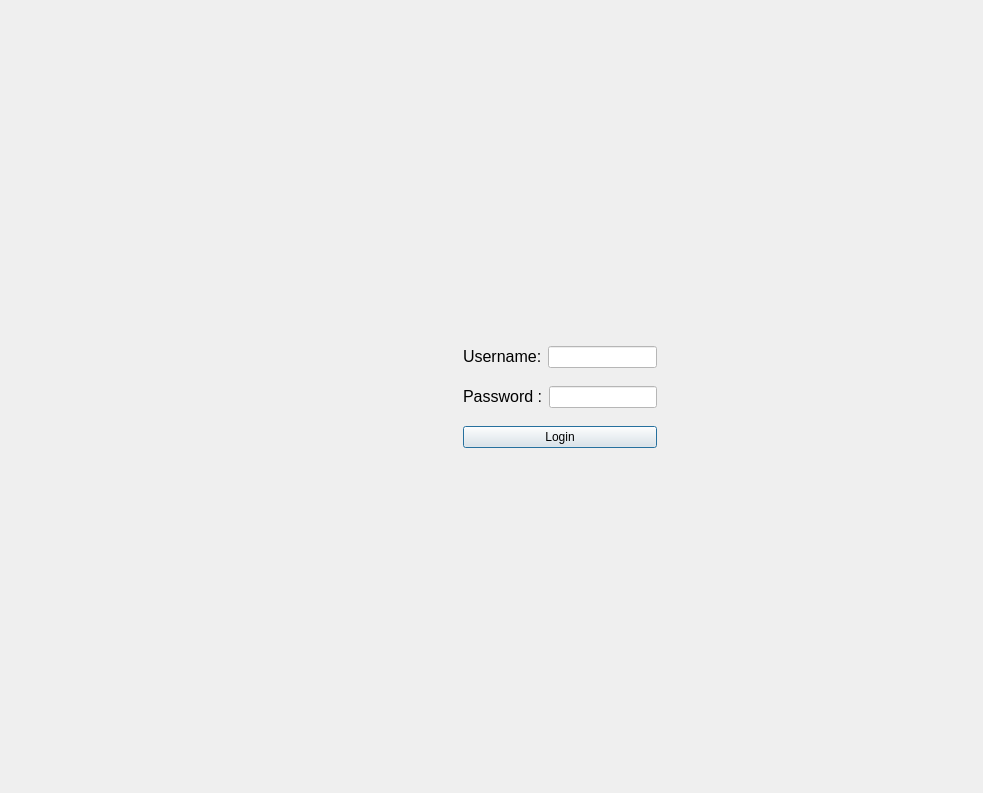
SyndicateLabs/SyndicateQT, file src/qt/forms/loginportal.ui: the form before one commit.
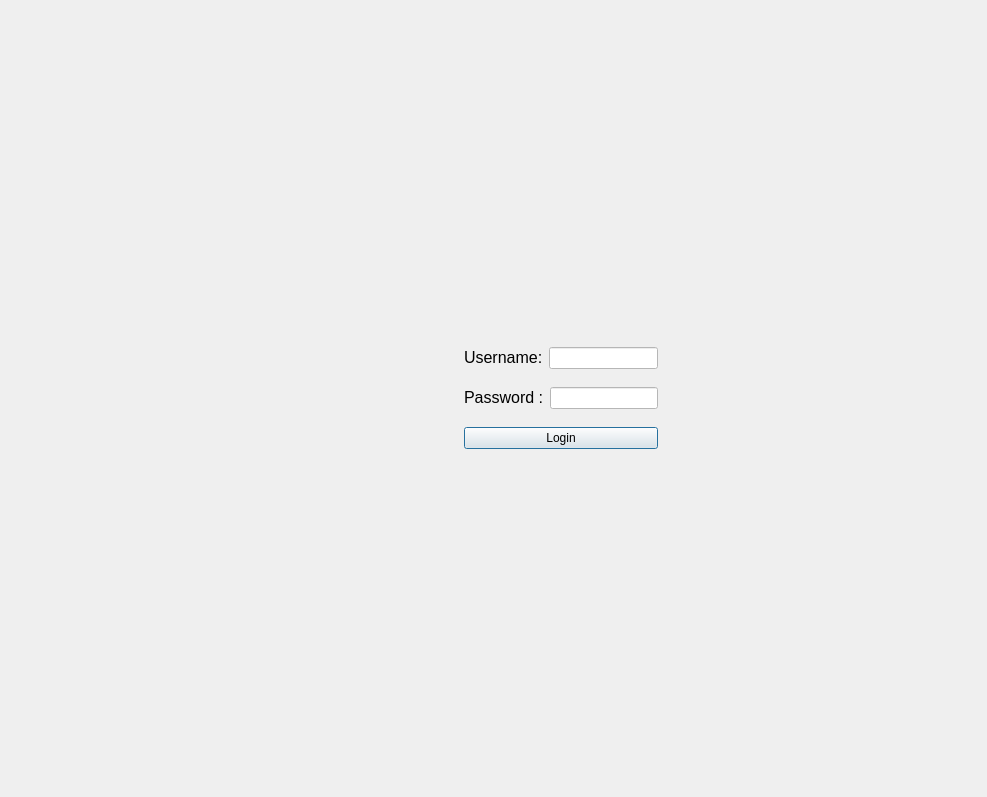
The form after the commit. The open tabs and pages were chosen to show the change. Icons and pictures are not drawn.

The edit to the form file:
```diff
--- a/src/qt/forms/loginportal.ui
+++ b/src/qt/forms/loginportal.ui
@@ -13,15 +13,9 @@
   <property name="windowTitle">
    <string>Dialog</string>
   </property>
+  <layout class="QGridLayout" name="gridLayout_2">
+   <item row="0" column="0">
   <widget class="QStackedWidget" name="stackedWidget">
-   <property name="geometry">
-    <rect>
-     <x>10</x>
-     <y>10</y>
-     <width>965</width>
-     <height>775</height>
-    </rect>
-   </property>
    <property name="sizePolicy">
     <sizepolicy hsizetype="Preferred" vsizetype="Preferred">
      <horstretch>0</horstretch>
@@ -320,6 +314,8 @@
     </layout>
    </widget>
   </widget>
+   </item>
+  </layout>
  </widget>
  <resources>
   <include location="../bitcoin.qrc"/>
```
Left out of the diff: 2 changed lines with no effect on the pictures. Lines whose indentation alone changed are shown as unchanged.
